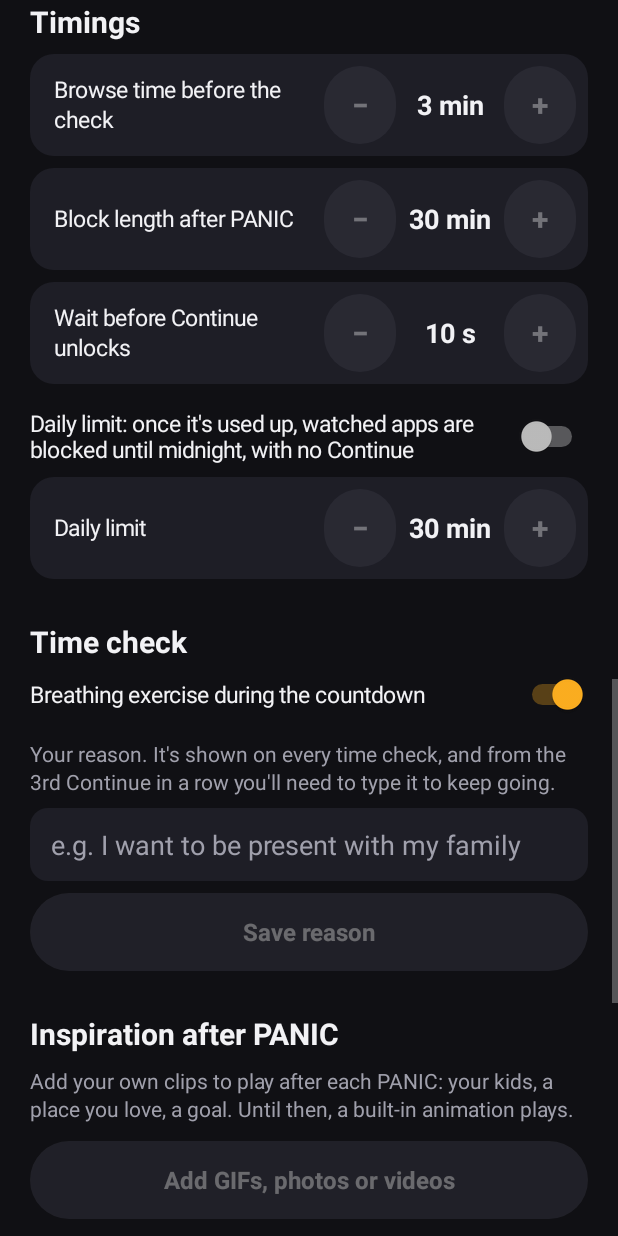
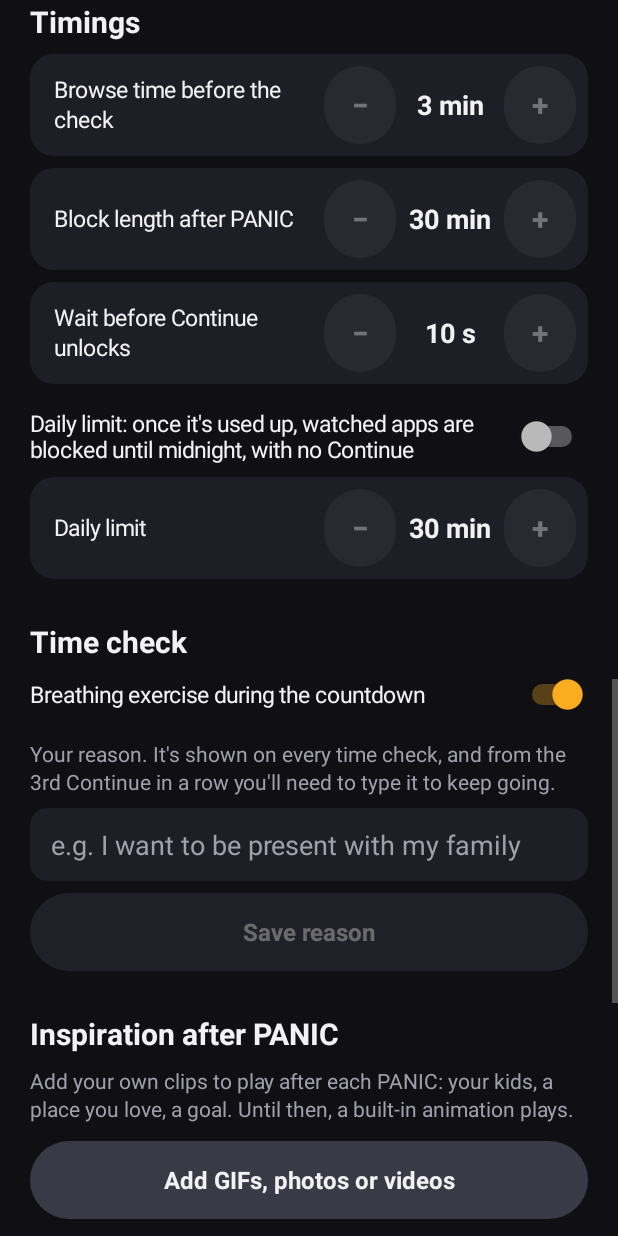
Before and after one commit to roshanpatel/Test, an Android app: the screen it shows after launch (MainActivity), scrolled down 1730 dp, on a phone screen of 412 x 824 dp. Run offline under Robolectric (Android 15) with nearby library versions, the phone set to English and light mode, and no system bars; pictures from the network do not load.

Commit message:
Always allow adding inspiration clips, even during a block
Adding clips was disabled during blocks (home days and blocked hours
included). Adding inspiration only helps, so it's now always allowed;
removing them is still restricted while blocked or locked.

Co-Authored-By: Claude Opus 5.5 <noreply@anthropic.com>
Claude-Session: https://claude.ai/code/session_018vAFFHTMUfahjXqcnYcrca

```diff
--- a/app/src/main/java/app/jolt/MainActivity.kt
+++ b/app/src/main/java/app/jolt/MainActivity.kt
@@ -608,8 +608,7 @@ class MainActivity : Activity() {
     /** Rebuilds the clip list only when it or the lock state changes. */
     private fun updateClips(blocked: Boolean, locked: Boolean) {
         val files = clips.list()
-        addClips.isEnabled = !blocked
-        addClips.alpha = if (blocked) 0.4f else 1f
+        // Adding inspiration is always allowed, even during a block. Only removing is restricted.
         val canRemove = !blocked && !locked
         val names = files.map { it.name }
         if (names == clipsShownFor && canRemove == clipsLockedShown) return
```
Also changed, not shown: 1 other file.
